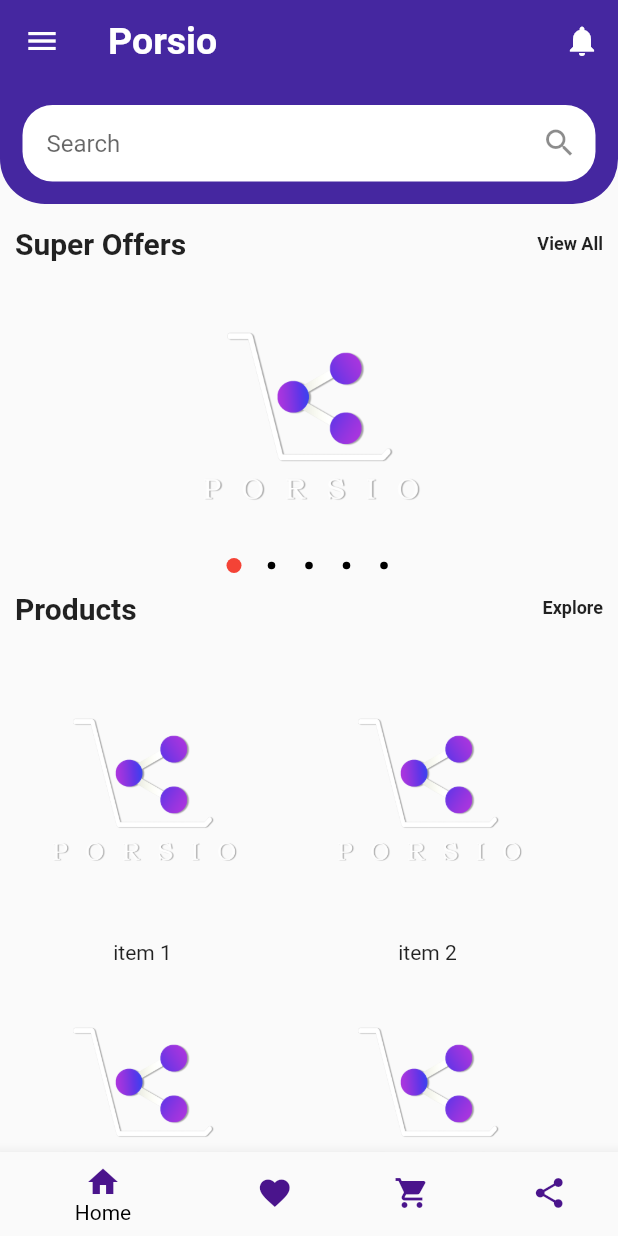
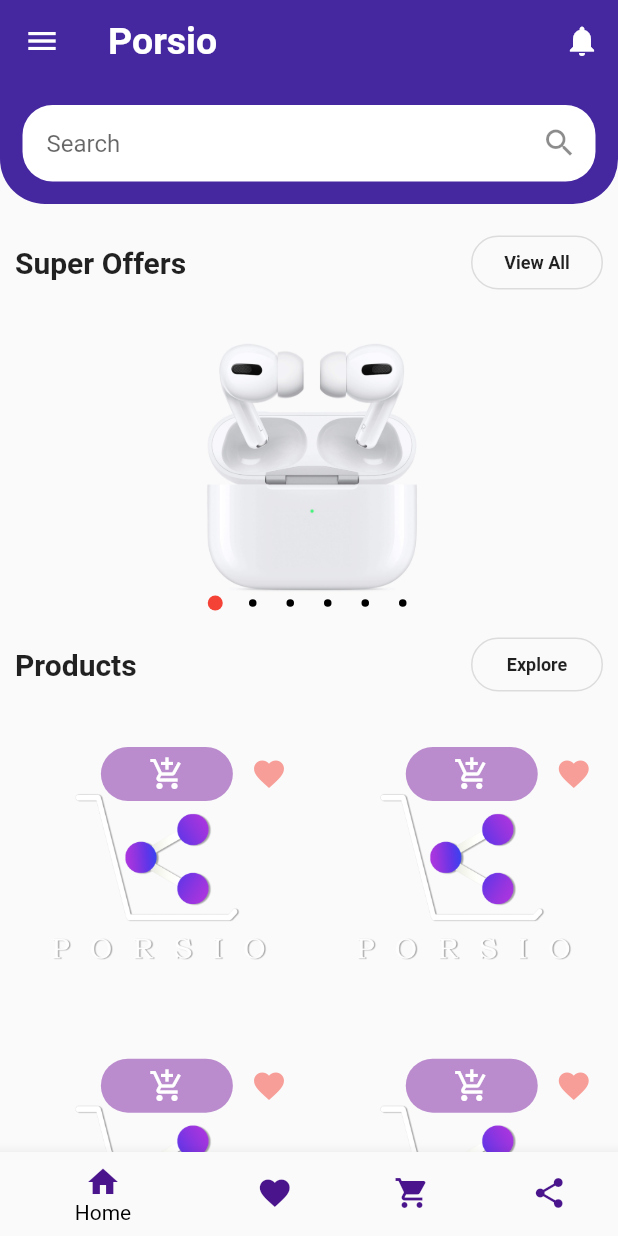
Before and after one commit to PradyumanAgrawal/zomatoClone, a Flutter app: the screen it shows after launch, on a phone screen of 412 x 824 dp. Run offline on Flutter 3.47's test engine with Material 2 defaults, Android fonts, the phone set to English and light mode, and no system bars; drawn by our look-alikes of carousel_pro.

Commit message:
Responsive

```diff
--- a/lib/homeScreen.dart
+++ b/lib/homeScreen.dart
@@ -11,6 +11,14 @@ class HomeScreen extends StatefulWidget {
 }
 
 class _HomeScreenState extends State<HomeScreen> {
+  List<String> photos = [
+    'assets/airpods.jpg',
+    'assets/dress.jpg',
+    'assets/headphones.jpg',
+    'assets/iphone.png',
+    'assets/iphone11.jpg',
+    'assets/laptop.jpg'
+  ];
   @override
   Widget build(BuildContext context) {
     return Scaffold(
@@ -35,7 +43,8 @@ class _HomeScreenState extends State<HomeScreen> {
                   Icons.notifications,
                   color: Colors.white,
                 ),
-                  onPressed: null)
+                onPressed: () {},
+              )
             ],
             shape: RoundedRectangleBorder(
                 borderRadius: BorderRadius.only(
@@ -84,10 +93,15 @@ class _HomeScreenState extends State<HomeScreen> {
                       style: TextStyle(
                           fontWeight: FontWeight.bold, fontSize: 20.0),
                     ),
-                    Text(
+                    OutlineButton(
+                      onPressed: () {},
+                      child: Text(
                         "View All",
                         style: TextStyle(
                             fontWeight: FontWeight.bold, fontSize: 12.0),
+                      ),
+                      shape: RoundedRectangleBorder(
+                          borderRadius: BorderRadius.circular(30.0)),
                     ),
                   ],
                 ),
@@ -95,14 +109,11 @@ class _HomeScreenState extends State<HomeScreen> {
               Container(
                 height: 200.0,
                 child: Carousel(
+                  onImageTap: null,
                   boxFit: BoxFit.cover,
-                  images: [
-                    Image.asset("assets/images/LOGO2.png"),
-                    Image.asset("assets/images/LOGO2.png"),
-                    Image.asset("assets/images/LOGO2.png"),
-                    Image.asset("assets/images/LOGO2.png"),
-                    Image.asset("assets/images/LOGO2.png"),
-                  ],
+                  images: List.generate(photos.length, (index) {
+                    return Image.asset(photos[index]);
+                  }),
                   autoplay: true,
                   dotSize: 5.0,
                   dotColor: Colors.black,
@@ -122,54 +133,33 @@ class _HomeScreenState extends State<HomeScreen> {
                       style: TextStyle(
                           fontWeight: FontWeight.bold, fontSize: 20.0),
                     ),
-                    Text(
+                    OutlineButton(
+                      onPressed: () {},
+                      child: Text(
                         "Explore",
                         style: TextStyle(
                             fontWeight: FontWeight.bold, fontSize: 12.0),
+                      ),
+                      shape: RoundedRectangleBorder(
+                          borderRadius: BorderRadius.circular(30.0)),
                     ),
                   ],
                 ),
               ),
               SizedBox(height: 10.0),
-              Container(
+              Column(
+                children: List.generate(7, (index) {
+                  return Padding(
+                    padding: EdgeInsets.only(top: 5.0, bottom: 5.0),
                     child: Row(
+                      mainAxisAlignment: MainAxisAlignment.spaceEvenly,
                       children: <Widget>[
-                    _singleProd("item 1"),
-                    _singleProd("item 2"),
+                        _singleProd("Index $index"),
+                        _singleProd("Index $index"),
                       ],
                     ),
-              ),
-              Container(
-                child: Row(
-                  children: <Widget>[
-                    _singleProd("item 1"),
-                    _singleProd("item 2"),
-                  ],
-                ),
-              ),
-              Container(
-                child: Row(
-                  children: <Widget>[
-                    _singleProd("item 1"),
-                    _singleProd("item 2"),
-                  ],
-                ),
-              ),
-              Container(
-                child: Row(
-                  children: <Widget>[
-                    _singleProd("item 1"),
-                    _singleProd("item 2"),
-                  ],
-                ),
-              ),
-              Container(
-                child: Row(
-                  children: <Widget>[
-                    _singleProd("item 1"),
-                    _singleProd("item 2"),
-                  ],
-                ),
+                  );
+                }),
               ),
             ],
           )),
@@ -179,22 +169,39 @@ class _HomeScreenState extends State<HomeScreen> {
   }
 
   _singleProd(name) {
-    return Column(
+    return InkWell(
+      onTap: () {},
+      child: Stack(
+        alignment: Alignment.topRight,
         children: <Widget>[
-        Padding(
-          padding: EdgeInsets.all(10.0),
-          child: Container(
-            width: 170.0,
-            height: 170.0,
+          Container(
+            width: MediaQuery.of(context).size.width * 0.48,
+            height: MediaQuery.of(context).size.width * 0.48,
             decoration: BoxDecoration(
               image: DecorationImage(
                   image: AssetImage("assets/images/LOGO2.png"),
                   fit: BoxFit.cover),
             ),
           ),
+          Row(
+            children: <Widget>[
+              FlatButton(
+                  color: Colors.purple[700].withOpacity(.5),
+                  child: Icon(
+                    Icons.add_shopping_cart,
+                    color: Colors.white,
                   ),
-        Text(name),
+                  onPressed: () {},
+                  shape: RoundedRectangleBorder(
+                      borderRadius: BorderRadius.circular(30.0))),
+              IconButton(
+                icon: Icon(Icons.favorite, color: Colors.red.withOpacity(0.5)),
+                onPressed: () {},
+              ),
             ],
+          ),
+        ],
+      ),
     );
   }
 }
```
Lines whose indentation alone changed are shown as unchanged.
